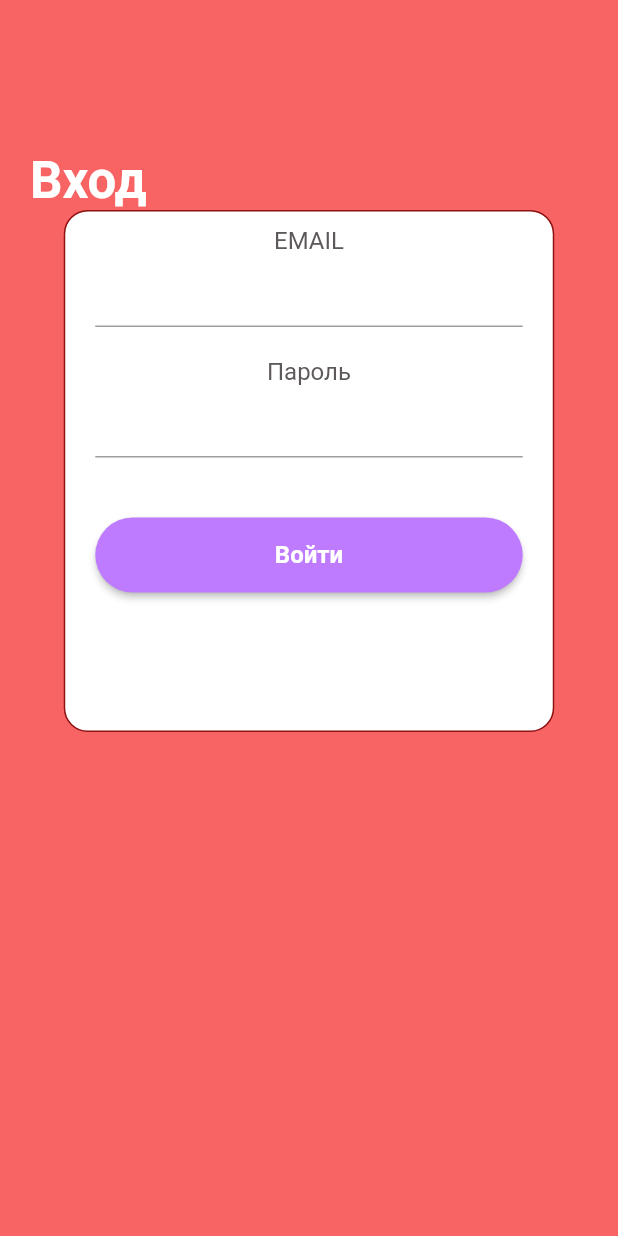
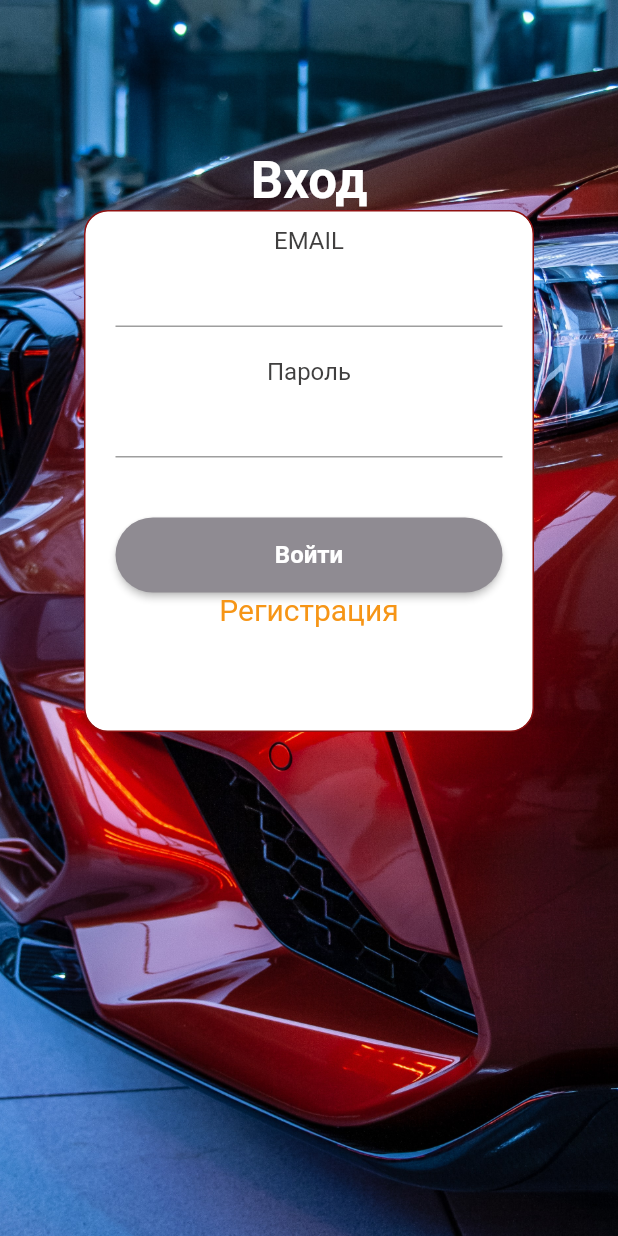
Before and after one commit to askhatzhax/flutter_application_1, a Flutter app: the screen it shows after launch, on a phone screen of 412 x 824 dp. Run offline on Flutter 3.47's test engine with Material 2 defaults, Android fonts, the phone set to English and light mode, and no system bars.

Commit message:
стр логин польностью доделана и ост как раньше

```diff
--- a/lib/windows/auth.dart
+++ b/lib/windows/auth.dart
@@ -5,7 +5,6 @@ import 'package:flutter_application_1/windows/landing.dart';
 
 class AuthorizationPage extends StatefulWidget {
   const AuthorizationPage({super.key});
-
   @override
   State<AuthorizationPage> createState() => _AuthorizationPageState();
 }
@@ -13,22 +12,24 @@ class AuthorizationPage extends StatefulWidget {
 class _AuthorizationPageState extends State<AuthorizationPage> {
   TextEditingController _emailController = TextEditingController();
   TextEditingController _passwordController = TextEditingController();
-
+  bool showLogin = true;
+  //String _email="";
+  //String _password:
   @override
   Widget build(BuildContext context) {
     Widget _logo() {
       return Padding(
-        padding: EdgeInsets.only(top: 100, left: 20),
+        padding: EdgeInsets.only(top: 100, left: 20, right: 20),
         child: Container(
-          child: Align(
-            alignment: Alignment.topLeft,
+          //child: Align(
+          alignment: Alignment(0, 0.5),
           child: Text(
             'Вход',
             style: TextStyle(
                 color: Color.fromARGB(255, 255, 255, 255),
                 fontSize: 34,
                 fontWeight: FontWeight.bold),
-            ),
+            //),
           ),
         ),
       );
@@ -43,7 +44,7 @@ class _AuthorizationPageState extends State<AuthorizationPage> {
               Text(
                 hint,
                 style: TextStyle(
-                  color: Color.fromARGB(255, 94, 89, 89),
+                  color: Color.fromARGB(255, 64, 63, 63),
                   fontSize: 16,
                 ),
               ),
@@ -51,11 +52,11 @@ class _AuthorizationPageState extends State<AuthorizationPage> {
                   controller: controller,
                   obscureText: obscure,
                   style: TextStyle(
-                      fontSize: 20, color: Color.fromARGB(255, 143, 139, 139)),
+                      fontSize: 20, color: Color.fromARGB(255, 62, 61, 61)),
                   decoration: InputDecoration(
                     border: UnderlineInputBorder(
                       borderSide:
-                          BorderSide(color: Color.fromARGB(255, 150, 0, 250)),
+                          BorderSide(color: Color.fromARGB(255, 236, 173, 13)),
                     ),
                     /*hintStyle: TextStyle(
                   fontWeight: FontWeight.bold,
@@ -84,7 +85,7 @@ class _AuthorizationPageState extends State<AuthorizationPage> {
       return RaisedButton(
         splashColor: Theme.of(context).primaryColor,
         highlightColor: Theme.of(context).primaryColor,
-        color: Color.fromARGB(255, 191, 123, 255),
+        color: Color.fromARGB(255, 143, 139, 146),
         shape: new RoundedRectangleBorder(
             borderRadius: new BorderRadius.circular(30.0)),
         child: Text(
@@ -100,9 +101,9 @@ class _AuthorizationPageState extends State<AuthorizationPage> {
       );
     }
 
-    Widget _form(String label, void func()) {
+    Widget _form(String label, String label2, void func(), bool buliik) {
       return Container(
-        width: 327,
+        width: 300,
         height: 348,
         decoration: BoxDecoration(
             color: Colors.white,
@@ -133,7 +134,20 @@ class _AuthorizationPageState extends State<AuthorizationPage> {
                   height: 50,
                   width: MediaQuery.of(context).size.width,
                   child: _button(label, func),
-                ))
+                )),
+            Padding(
+              padding: EdgeInsets.only(left: 20, right: 20, top: 0),
+              child: GestureDetector(
+                  child: Text(label2,
+                      style: TextStyle(
+                          fontSize: 20,
+                          color: Color.fromARGB(255, 246, 149, 22))),
+                  onTap: () {
+                    setState(() {
+                      showLogin = buliik;
+                    });
+                  }),
+            ),
           ],
         ),
       );
@@ -149,13 +163,31 @@ class _AuthorizationPageState extends State<AuthorizationPage> {
     }
 
     return Scaffold(
-      backgroundColor: Color.fromARGB(255, 248, 100, 100),
-      body: Column(
+      backgroundColor: Color.fromARGB(255, 137, 50, 50),
+      body: Container(
+        decoration: BoxDecoration(
+          image: DecorationImage(
+            image: AssetImage("lib/images/pic1.jpg"),
+            fit: BoxFit.cover,
+          ),
+        ),
+        child: Column(
           children: <Widget>[
-
             _logo(),
-          _form('Войти', _loginUser),
+            (showLogin
+                ? Column(
+                    children: <Widget>[
+                      _form('Войти', 'Регистрация', _loginUser, false)
                     ],
+                  )
+                : Column(
+                    children: <Widget>[
+                      _form('Регистрация', 'Войти', _loginUser, true),
+                    ],
+                  )),
+            //_form('Войти', _loginUser),
+          ], //widgetmain
+        ),
       ),
     );
   }
--- a/pubspec.yaml
+++ b/pubspec.yaml
@@ -55,7 +55,10 @@ flutter:
   # included with your application, so that you can use the icons in
   # the material Icons class.
   uses-material-design: true
-
+  # To add assets to your application, add an assets section, like this:
+  assets:
+    - lib/images/pic1.jpg
+    - lib/images/pic2.jpg
   # To add assets to your application, add an assets section, like this:
   # assets:
   #   - images/a_dot_burr.jpeg
```
Also changed, not shown: lib/images/pic1.jpg (added), 1 other file. Lines whose indentation alone changed are shown as unchanged.
